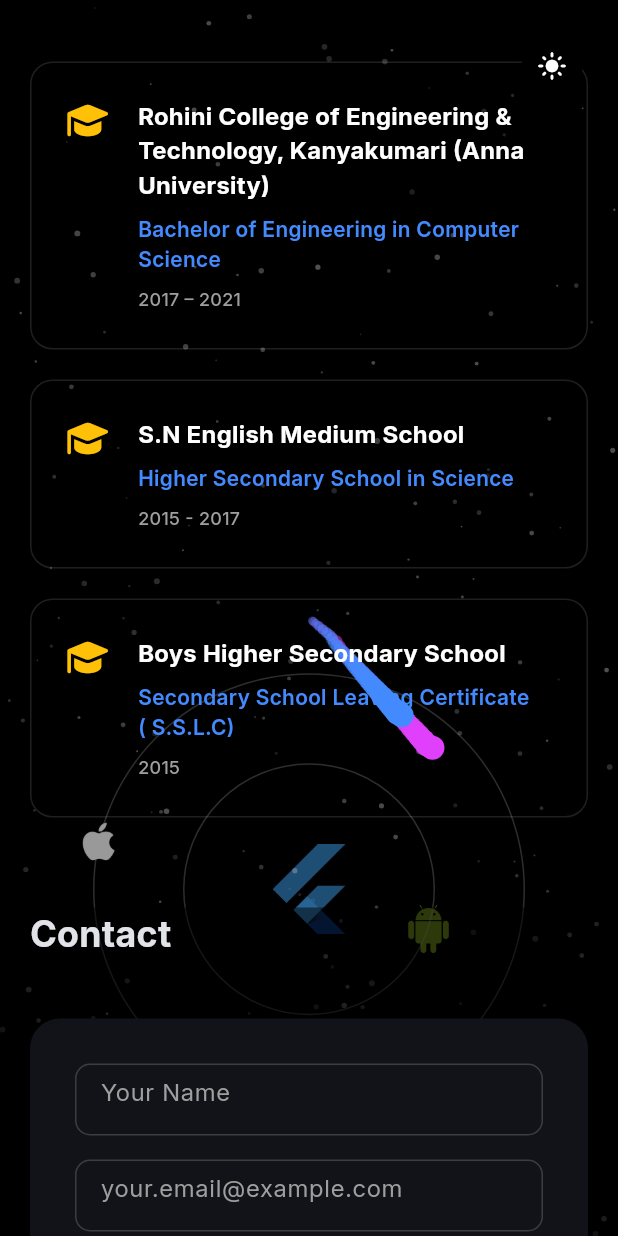
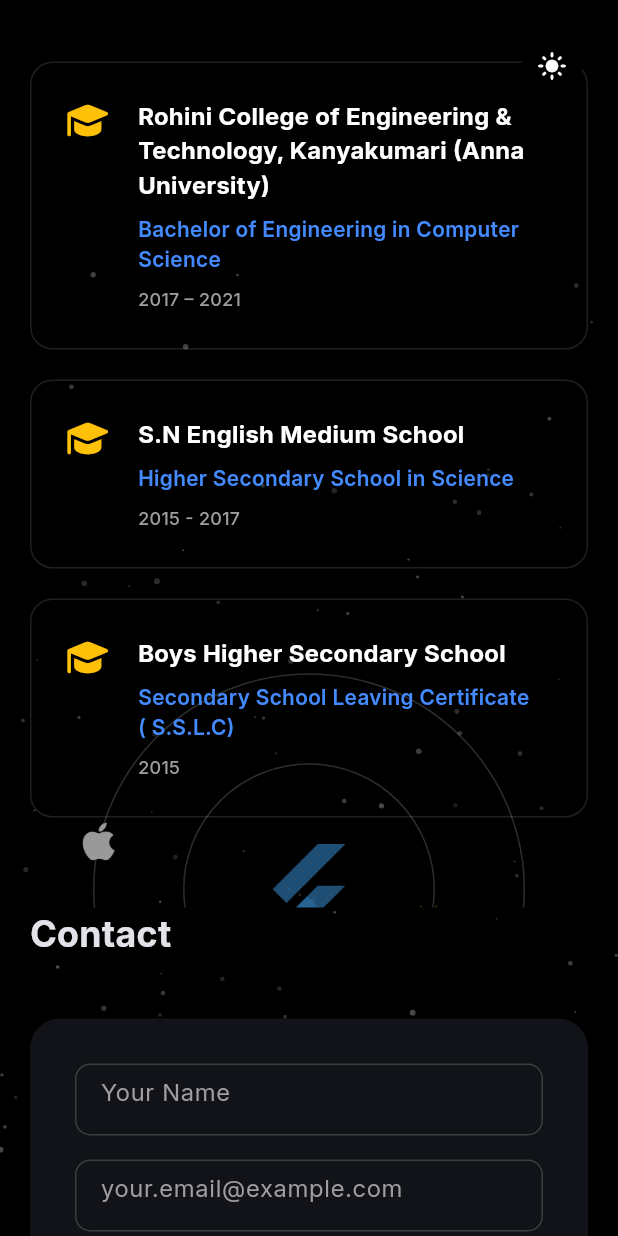
Before and after one commit to aswinsubhash/my_portfolio, a Flutter app: the screen it shows after launch, scrolled down 3456 dp, on a phone screen of 412 x 824 dp. Run offline on Flutter 3.47's test engine with Material 3 defaults, Android fonts, the phone set to English and light mode, and no system bars; our stand-ins replace font_awesome_flutter; missing offline and left inert: dart:html.

Commit message:
feat: revert to section-specific snakes (only in Contact section)

```diff
--- a/lib/main.dart
+++ b/lib/main.dart
@@ -7,7 +7,6 @@ import 'sections/projects_section.dart';
 import 'sections/education_section.dart';
 import 'sections/contact_section.dart';
 import 'widgets/solar_system_background.dart';
-import 'widgets/global_background.dart';
 
 void main() {
   runApp(const PortfolioApp());
@@ -115,28 +114,19 @@ class _PortfolioHomePageState extends State<PortfolioHomePage> {
     return Scaffold(
       body: Stack(
         children: [
-          // Global Background (Solar System & Snakes)
+          // Global Background (Solar System)
           ValueListenableBuilder<double>(
             valueListenable: _scrollNotifier,
-            child: const GlobalBackground(),
-            builder: (context, scrollValue, backgroundChild) {
+            builder: (context, scrollValue, child) {
               final isDark = Theme.of(context).brightness == Brightness.dark;
-              final showBackground = scrollValue >= 50;
+              if (!isDark || scrollValue < 50) return const SizedBox.shrink();
 
-              return Visibility(
-                visible: showBackground,
-                child: Stack(
-                  children: [
-                    // Solar System (Dark Mode only)
-                    if (isDark)
-                      Positioned.fill(
+              return Positioned.fill(
                 child: Builder(
                   builder: (context) {
-                            final screenHeight = MediaQuery.of(
-                              context,
-                            ).size.height;
-                            final yOffset =
-                                (scrollValue * 0.1) - (screenHeight * 0.2);
+                    final screenHeight = MediaQuery.of(context).size.height;
+                    // Parallax effect
+                    final yOffset = (scrollValue * 0.1) - (screenHeight * 0.2);
 
                     return Opacity(
                       opacity: 0.6,
@@ -155,16 +145,9 @@ class _PortfolioHomePageState extends State<PortfolioHomePage> {
                     );
                   },
                 ),
-                      ),
-
-                    // Global Snakes & Stars (Persistent child)
-                    Positioned.fill(child: backgroundChild!),
-                  ],
-                ),
               );
             },
           ),
-
           CustomScrollView(
             controller: _scrollController,
             slivers: [
--- a/lib/sections/contact_section.dart
+++ b/lib/sections/contact_section.dart
@@ -4,6 +4,8 @@ import 'package:url_launcher/url_launcher.dart';
 import 'package:http/http.dart' as http;
 
 import '../constants.dart';
+import '../widgets/random_moving_line.dart';
+import '../widgets/star_field_background.dart';
 
 class ContactSection extends StatefulWidget {
   final GlobalKey? key;
@@ -162,14 +164,39 @@ class _ContactSectionState extends State<ContactSection>
     final textColor = Theme.of(context).textTheme.bodyLarge?.color;
     final backgroundColor = Theme.of(context).scaffoldBackgroundColor;
 
-    return LayoutBuilder(
+    return Container(
+      width: double.infinity,
+      color: backgroundColor,
+      child: Stack(
+        children: [
+          // Background Animations - Isolated in RepaintBoundary
+          const Positioned.fill(
+            child: RepaintBoundary(
+              child: Stack(
+                children: [
+                  Positioned.fill(
+                    child: RandomMovingLine(
+                      color: Colors.purpleAccent,
+                      speed: 4.0,
+                    ),
+                  ),
+                  Positioned.fill(
+                    child: RandomMovingLine(
+                      color: Colors.blueAccent,
+                      speed: 3.0,
+                    ),
+                  ),
+                  Positioned.fill(child: StarFieldBackground(starCount: 80)),
+                ],
+              ),
+            ),
+          ),
+          // Main Content
+          LayoutBuilder(
             builder: (context, constraints) {
               bool isDesktop = constraints.maxWidth > 800;
 
-        return Container(
-          width: double.infinity,
-          color: backgroundColor.withOpacity(0.5),
-          child: Column(
+              return Column(
                 children: [
                   Center(
                     child: ConstrainedBox(
@@ -220,9 +247,11 @@ class _ContactSectionState extends State<ContactSection>
                   ),
                   const SizedBox(height: 20),
                 ],
-          ),
               );
             },
+          ),
+        ],
+      ),
     );
   }
 
--- a/lib/widgets/global_background.dart
+++ /dev/null
@@ -1,33 +0,0 @@
-import 'package:flutter/material.dart';
-import 'random_moving_line.dart';
-import 'star_field_background.dart';
-
-class GlobalBackground extends StatelessWidget {
-  final int starCount;
-  final Color snakeColor1;
-  final Color snakeColor2;
-
-  const GlobalBackground({
-    super.key,
-    this.starCount = 100,
-    this.snakeColor1 = Colors.purpleAccent,
-    this.snakeColor2 = Colors.blueAccent,
-  });
-
-  @override
-  Widget build(BuildContext context) {
-    return RepaintBoundary(
-      child: Stack(
-        children: [
-          Positioned.fill(
-            child: RandomMovingLine(color: snakeColor1, speed: 4.0),
-          ),
-          Positioned.fill(
-            child: RandomMovingLine(color: snakeColor2, speed: 3.0),
-          ),
-          Positioned.fill(child: StarFieldBackground(starCount: starCount)),
-        ],
-      ),
-    );
-  }
-}
```
Lines whose indentation alone changed are shown as unchanged.
